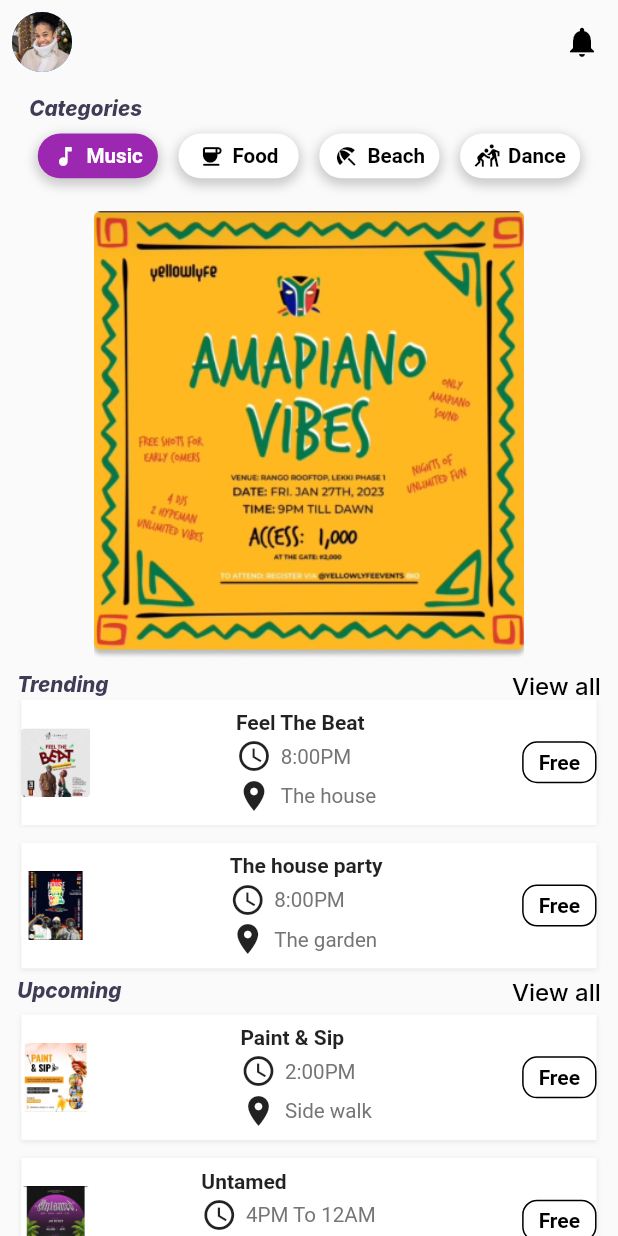
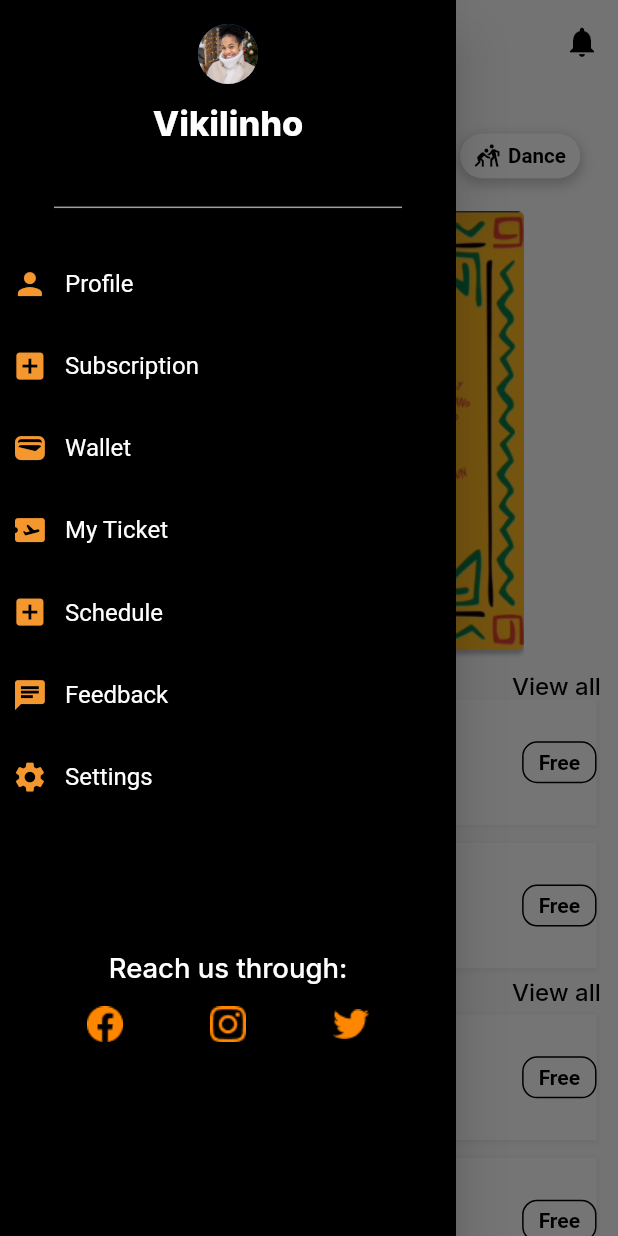
Before and after one commit to vikilinho/choplyfe, a Flutter app: the HomePage screen opened by its route, with the side drawer open (before the commit the screen has no drawer), on a phone screen of 412 x 824 dp. Run offline on Flutter 3.47's test engine with Material 2 defaults, Android fonts, the phone set to English and light mode, and no system bars; our stand-ins replace flutter_screenutil, flutter_spinkit, flutter_svg, get, google_fonts, shared_preferences; accounts and stored records are empty.

Commit message:
implement drawer on homepage

```diff
--- a/lib/components/app_imports.dart
+++ b/lib/components/app_imports.dart
@@ -29,5 +29,7 @@ export '../services/auth_services.dart';
 export '../components/event_card.dart';
 export '../components/promo_text.dart';
 export 'package:shared_preferences/shared_preferences.dart';
+export '../components/drawer_row.dart';
+export '../components/custom_container.dart';
 
 // export 'package:choplife/constants/app_routes.dart';
--- a/lib/components/appfonts.dart
+++ b/lib/components/appfonts.dart
@@ -19,6 +19,22 @@ class AppFonts {
       fontWeight: FontWeight.w500,
     ),
   );
+  static TextStyle subTextWhite = GoogleFonts.inter(
+    textStyle: TextStyle(
+      color: Colors.white,
+      fontStyle: FontStyle.normal,
+      fontSize: 16.sp,
+      fontWeight: FontWeight.w500,
+    ),
+  );
+  static TextStyle subTextWhiteBold = GoogleFonts.inter(
+    textStyle: TextStyle(
+      color: Colors.white,
+      fontStyle: FontStyle.normal,
+      fontSize: 20.sp,
+      fontWeight: FontWeight.w800,
+    ),
+  );
   static TextStyle topicText = GoogleFonts.inter(
     textStyle: TextStyle(
       color: Colors.black,
--- /dev/null
+++ b/lib/components/drawer_row.dart
@@ -0,0 +1,38 @@
+import 'package:choplife/components/app_imports.dart';
+
+class DrawerRow extends StatelessWidget {
+  final VoidCallback onTap;
+  final String text;
+  final IconData icon;
+
+  const DrawerRow(
+      {Key? key, required this.onTap, required this.text, required this.icon})
+      : super(key: key);
+
+  @override
+  Widget build(BuildContext context) {
+    return GestureDetector(
+      onTap: onTap,
+      child: Padding(
+        padding: const EdgeInsets.all(8.0),
+        child: Row(
+          children: [
+            Icon(
+              icon,
+              size: 20.h,
+              color: AppColors.primaryColor,
+            ),
+            SizedBox(width: 10.w),
+            Text(
+              text,
+              style: const TextStyle(
+                fontSize: 16,
+                color: Colors.white,
+              ),
+            ),
+          ],
+        ),
+      ),
+    );
+  }
+}
--- a/lib/pages/homepage.dart
+++ b/lib/pages/homepage.dart
@@ -1,5 +1,4 @@
 import '../components/app_imports.dart';
-import '../components/custom_container.dart';
 
 class HomePage extends StatefulWidget {
   const HomePage({super.key});
@@ -52,12 +51,19 @@ class _HomePageState extends State<HomePage> {
       appBar: AppBar(
         elevation: 0,
         backgroundColor: Colors.transparent,
-        leading: const Padding(
-          padding: EdgeInsets.all(8.0),
-          child: CircleAvatar(
-            backgroundImage: AssetImage("images/per.jpeg"),
-          ),
-        ),
+        leading: Builder(builder: (context) {
+          return GestureDetector(
+            onTap: () {
+              Scaffold.of(context).openDrawer();
+            },
+            child: const Padding(
+              padding: EdgeInsets.all(8.0),
+              child: CircleAvatar(
+                backgroundImage: AssetImage("images/per.jpeg"),
+              ),
+            ),
+          );
+        }),
         actions: [
           IconButton(
             onPressed: () {},
@@ -67,6 +73,123 @@ class _HomePageState extends State<HomePage> {
             ),
           )
         ],
+      ),
+      drawer: Drawer(
+        backgroundColor: Colors.black,
+        child: ListView(
+          children: [
+            DrawerHeader(
+              decoration: const BoxDecoration(
+                color: Colors.transparent,
+              ),
+              child: Column(
+                children: [
+                  const CircleAvatar(
+                    backgroundImage: AssetImage("images/per.jpeg"),
+                  ),
+                  SizedBox(
+                    height: 10.5.h,
+                  ),
+                  Text(
+                    'Vikilinho',
+                    style: AppFonts.subTextWhiteBold,
+                  ),
+                  SizedBox(
+                    height: 22.5.h,
+                  ),
+                  const Expanded(
+                    child: Divider(
+                      color: Colors.grey,
+                      thickness: 1,
+                      height: 10,
+                      indent: 20,
+                      endIndent: 20,
+                    ),
+                  ),
+                ],
+              ),
+            ),
+            Column(
+              children: [
+                DrawerRow(
+                  onTap: () => null,
+                  text: "Profile",
+                  icon: Icons.person,
+                ),
+                SizedBox(
+                  height: 12.5.h,
+                ),
+                DrawerRow(
+                  onTap: () => null,
+                  text: "Subscription",
+                  icon: Icons.add_box,
+                ),
+                SizedBox(
+                  height: 12.5.h,
+                ),
+                DrawerRow(
+                  onTap: () => null,
+                  text: "Wallet",
+                  icon: Icons.wallet,
+                ),
+                SizedBox(
+                  height: 12.5.h,
+                ),
+                DrawerRow(
+                  onTap: () => null,
+                  text: "My Ticket",
+                  icon: Icons.airplane_ticket_rounded,
+                ),
+                SizedBox(
+                  height: 12.5.h,
+                ),
+                DrawerRow(
+                  onTap: () => null,
+                  text: "Schedule",
+                  icon: Icons.add_box,
+                ),
+                SizedBox(
+                  height: 12.5.h,
+                ),
+                DrawerRow(
+                  onTap: () => null,
+                  text: "Feedback",
+                  icon: Icons.chat,
+                ),
+                SizedBox(
+                  height: 12.5.h,
+                ),
+                DrawerRow(
+                  onTap: () => null,
+                  text: "Settings",
+                  icon: Icons.settings,
+                )
+              ],
+            ),
+            SizedBox(
+              height: 80.5.h,
+            ),
+            Column(
+              children: [
+                Text(
+                  "Reach us through:",
+                  style: AppFonts.subTextWhite,
+                ),
+                SizedBox(
+                  height: 12.5.h,
+                ),
+                Row(
+                  mainAxisAlignment: MainAxisAlignment.spaceEvenly,
+                  children: [
+                    Image.asset("images/fb.png"),
+                    Image.asset("images/inst.png"),
+                    Image.asset("images/twit.png"),
+                  ],
+                )
+              ],
+            )
+          ],
+        ),
       ),
       body: SafeArea(
           child: Padding(
```
Also changed, not shown: images/fb.png (added), images/inst.png (added), images/twit.png (added), 1 other file.
